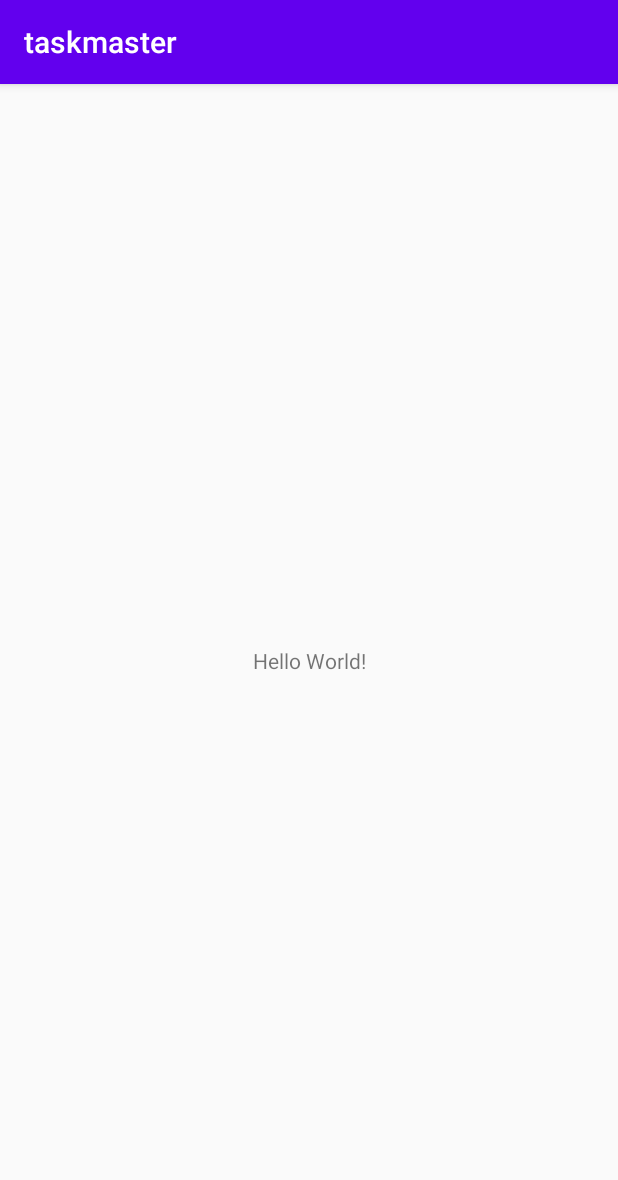
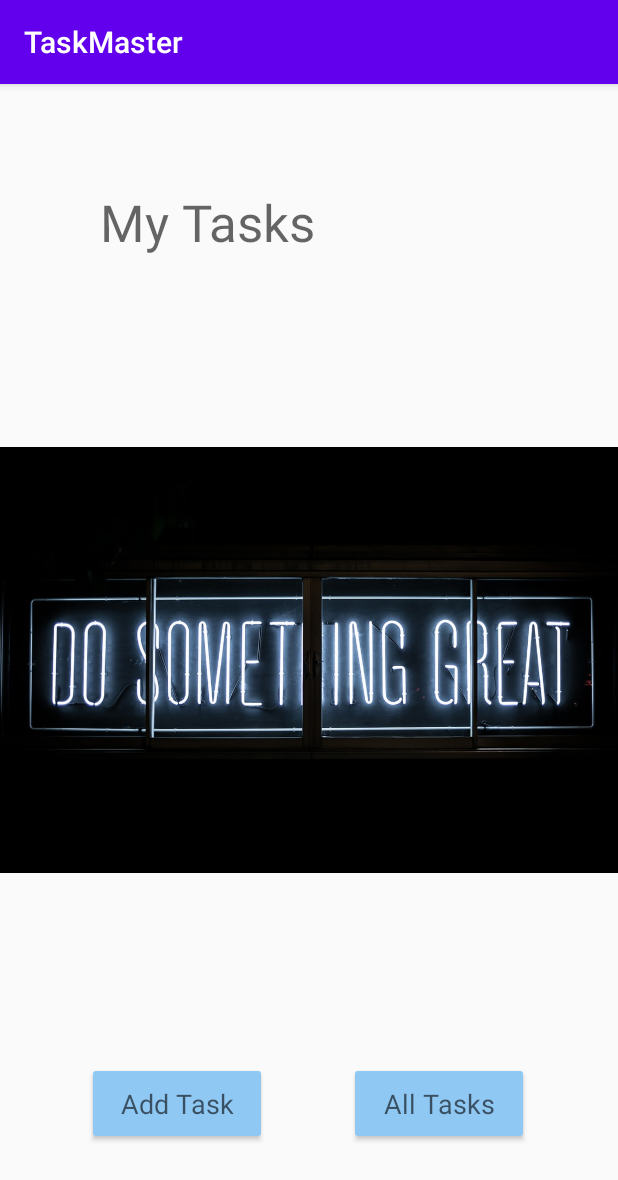
Before and after one commit to nawal-ahmad/taskmaster, an Android app: the screen it shows after launch (MainActivity), on a phone screen of 412 x 824 dp. Shown: the top 1180 px of the screen. Run offline under Robolectric (Android 15) with nearby library versions, the phone set to English and light mode, and no system bars.

Commit message:
add all activities

```diff
--- a/app/src/main/AndroidManifest.xml
+++ b/app/src/main/AndroidManifest.xml
@@ -5,7 +5,7 @@
     <application
         android:allowBackup="true"
         android:icon="@mipmap/ic_launcher"
-        android:label="@string/app_name"
+        android:label="TaskMaster"
         android:roundIcon="@mipmap/ic_launcher_round"
         android:supportsRtl="true"
         android:theme="@style/Theme.Taskmaster">
@@ -18,6 +18,9 @@
                 <category android:name="android.intent.category.LAUNCHER" />
             </intent-filter>
         </activity>
+        <activity android:name=".AllTasks"></activity>
+        <activity android:name=".AddTask" />
+
     </application>
 
 </manifest>
--- a/app/src/main/java/com/dandelion/taskmaster/MainActivity.java
+++ b/app/src/main/java/com/dandelion/taskmaster/MainActivity.java
@@ -1,7 +1,10 @@
 package com.dandelion.taskmaster;
 
+import android.content.Intent;
 import android.support.v7.app.AppCompatActivity;
 import android.os.Bundle;
+import android.view.View;
+import android.widget.Button;
 
 public class MainActivity extends AppCompatActivity {
 
@@ -9,5 +12,24 @@ public class MainActivity extends AppCompatActivity {
     protected void onCreate(Bundle savedInstanceState) {
         super.onCreate(savedInstanceState);
         setContentView(R.layout.activity_main);
+
+        Button addTask = findViewById(R.id.addTask);
+        addTask.setOnClickListener(new View.OnClickListener() {
+            @Override
+            public void onClick(View v) {
+                Intent goToAddTask = new Intent(MainActivity.this, AddTask.class);
+                startActivity(goToAddTask);
+            }
+        });
+
+        Button allTasks = findViewById(R.id.allTasks);
+        allTasks.setOnClickListener(new View.OnClickListener() {
+            @Override
+            public void onClick(View v) {
+                Intent goToAllTasks = new Intent(MainActivity.this, AllTasks.class);
+                startActivity(goToAllTasks);
+            }
+        });
+
     }
 }
--- a/app/src/main/res/layout/activity_main.xml
+++ b/app/src/main/res/layout/activity_main.xml
@@ -7,12 +7,55 @@
     tools:context=".MainActivity">
 
     <TextView
-        android:layout_width="wrap_content"
-        android:layout_height="wrap_content"
-        android:text="Hello World!"
+        android:id="@+id/textView"
+        android:layout_width="157dp"
+        android:layout_height="47dp"
+        android:rotationX="0"
+        android:text="My Tasks"
+        android:textAppearance="@style/TextAppearance.AppCompat.Display1"
         app:layout_constraintBottom_toBottomOf="parent"
+        app:layout_constraintHorizontal_bias="0.263"
         app:layout_constraintLeft_toLeftOf="parent"
         app:layout_constraintRight_toRightOf="parent"
-        app:layout_constraintTop_toTopOf="parent" />
+        app:layout_constraintTop_toTopOf="parent"
+        app:layout_constraintVertical_bias="0.096" />
+
+    <Button
+        android:id="@+id/addTask"
+        android:layout_width="120dp"
+        android:layout_height="55dp"
+        android:backgroundTint="#90C8F4"
+        android:text="Add Task"
+        android:textAppearance="@style/TextAppearance.AppCompat.Medium"
+        app:layout_constraintBottom_toBottomOf="parent"
+        app:layout_constraintEnd_toEndOf="parent"
+        app:layout_constraintHorizontal_bias="0.199"
+        app:layout_constraintStart_toStartOf="parent"
+        app:layout_constraintTop_toTopOf="parent"
+        app:layout_constraintVertical_bias="0.915" />
+
+    <Button
+        android:id="@+id/allTasks"
+        android:layout_width="120dp"
+        android:layout_height="55dp"
+        android:backgroundTint="#90C8F4"
+        android:text="All Tasks"
+        android:textAppearance="@style/TextAppearance.AppCompat.Medium"
+        app:layout_constraintBottom_toBottomOf="parent"
+        app:layout_constraintEnd_toEndOf="parent"
+        app:layout_constraintHorizontal_bias="0.478"
+        app:layout_constraintStart_toEndOf="@+id/addTask"
+        app:layout_constraintTop_toTopOf="parent"
+        app:layout_constraintVertical_bias="0.915" />
+
+    <ImageView
+        android:id="@+id/imageView"
+        android:layout_width="426dp"
+        android:layout_height="424dp"
+        app:layout_constraintBottom_toBottomOf="parent"
+        app:layout_constraintEnd_toEndOf="parent"
+        app:layout_constraintStart_toStartOf="parent"
+        app:layout_constraintTop_toTopOf="parent"
+        app:srcCompat="@drawable/photo_1504805572947_34fad45aed93" />
 
 </android.support.constraint.ConstraintLayout>
```
Also changed, not shown: app/src/main/java/com/dandelion/taskmaster/AddTask.java (added, +24 -0 lines), app/src/main/java/com/dandelion/taskmaster/AllTasks.java (added, +25 -0 lines), app/src/main/res/layout/activity_add_task.xml (added, +85 -0 lines), app/src/main/res/layout/activity_all_tasks.xml (added, +44 -0 lines), app/src/main/res/drawable/photo_1484480974693_6ca0a78fb36b.jpeg (added), app/src/main/res/drawable/photo_1504805572947_34fad45aed93.jpeg (added), app/src/main/res/drawable/photo_1518133910546_b6c2fb7d79e3.jpeg (added), app/src/main/res/drawable/photo_1594482627762_6e876ce1ead4.jpeg (added), 9 other files.
